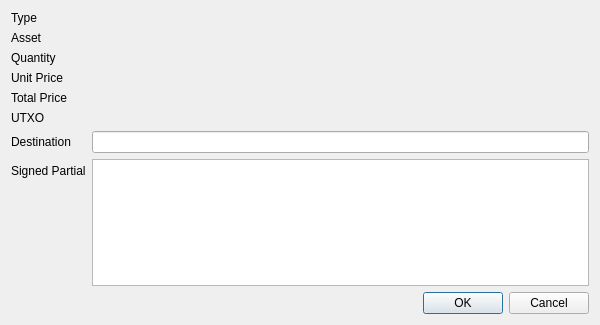
Old version of the form order_details.ui in the repository ben-abraham/raven-trader-pro.
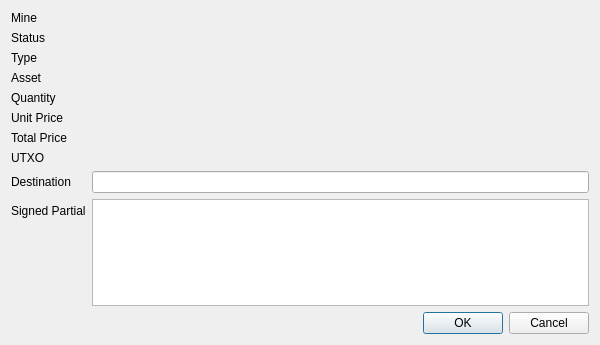
New version of the form.

Commit message: Added soft-locks for pre-setup UTXOs. Main window lists  update properly now.

```diff
--- a/order_details.ui
+++ b/order_details.ui
@@ -7,138 +7,130 @@
     <x>0</x>
     <y>0</y>
     <width>600</width>
-    <height>325</height>
+    <height>345</height>
    </rect>
   </property>
   <property name="windowTitle">
    <string>Dialog</string>
   </property>
   <layout class="QFormLayout" name="formLayout">
-  <item row="1" column="0">
+   <item row="3" column="0">
     <widget class="QLabel" name="label">
     <property name="text">
       <string>Asset</string>
     </property>
     </widget>
   </item>
-  <item row="1" column="1">
+   <item row="3" column="1">
     <widget class="QLabel" name="lblAsset">
     <property name="text">
       <string></string>
     </property>
     </widget>
   </item>
-  <item row="2" column="0">
+   <item row="4" column="0">
     <widget class="QLabel" name="label_3">
     <property name="text">
       <string>Quantity</string>
     </property>
     </widget>
   </item>
-  <item row="3" column="0">
+   <item row="5" column="0">
     <widget class="QLabel" name="label_4">
     <property name="text">
       <string>Unit Price</string>
     </property>
     </widget>
   </item>
-  <item row="4" column="0">
+   <item row="6" column="0">
     <widget class="QLabel" name="label_5">
     <property name="text">
       <string>Total Price</string>
     </property>
     </widget>
   </item>
-  <item row="2" column="1">
+   <item row="4" column="1">
     <widget class="QLabel" name="lblQuantity">
     <property name="text">
       <string></string>
     </property>
     </widget>
   </item>
-  <item row="3" column="1">
+   <item row="5" column="1">
     <widget class="QLabel" name="lblUnitPrice">
     <property name="text">
       <string></string>
     </property>
     </widget>
   </item>
-  <item row="4" column="1">
+   <item row="6" column="1">
     <widget class="QLabel" name="lblTotalPrice">
     <property name="text">
       <string></string>
     </property>
     </widget>
   </item>
-  <item row="7" column="0">
+   <item row="9" column="0">
     <widget class="QLabel" name="label_9">
     <property name="text">
       <string>Signed Partial</string>
     </property>
     </widget>
   </item>
-  <item row="7" column="1">
+   <item row="9" column="1">
     <widget class="QTextEdit" name="txtSigned">
     <property name="readOnly">
       <bool>true</bool>
     </property>
     </widget>
   </item>
-  <item row="5" column="0">
+   <item row="7" column="0">
     <widget class="QLabel" name="label_2">
     <property name="text">
       <string>UTXO</string>
     </property>
     </widget>
   </item>
-  <item row="5" column="1">
+   <item row="7" column="1">
     <widget class="QLabel" name="lblUTXO">
     <property name="text">
       <string></string>
     </property>
     </widget>
   </item>
-  <item row="0" column="0">
+   <item row="2" column="0">
     <widget class="QLabel" name="label_6">
     <property name="text">
       <string>Type</string>
     </property>
     </widget>
   </item>
-  <item row="0" column="1">
+   <item row="2" column="1">
     <widget class="QLabel" name="lblType">
     <property name="text">
       <string></string>
     </property>
     </widget>
   </item>
-  <item row="6" column="0">
+   <item row="8" column="0">
     <widget class="QLabel" name="label_6">
     <property name="text">
       <string>Destination</string>
     </property>
     </widget>
   </item>
-  <item row="6" column="1">
-    <widget class="QLineEdit" name="txtDestination">
-    <property name="text">
-      <string></string>
-    </property>
-    <property name="readOnly">
-      <bool>true</bool>
-    </property>
-    </widget>
-  </item>
   <item row="8" column="1">
+    <widget class="QLineEdit" name="txtDestination">
+     <property name="text">
+      <string/>
+     </property>
+     <property name="readOnly">
+      <bool>true</bool>
+     </property>
+    </widget>
+   </item>
+   <item row="10" column="1">
     <widget class="QDialogButtonBox" name="buttonBox">
-      <property name="geometry">
-        <rect>
-        <x>10</x>
-        <y>250</y>
-        <width>371</width>
-        <height>32</height>
-        </rect>
-      </property>
       <property name="orientation">
         <enum>Qt::Horizontal</enum>
       </property>
@@ -147,6 +139,34 @@
       </property>
     </widget>
   </item>
+   <item row="0" column="0">
+    <widget class="QLabel" name="label_7">
+     <property name="text">
+      <string>Mine</string>
+     </property>
+    </widget>
+   </item>
+   <item row="1" column="0">
+    <widget class="QLabel" name="label_8">
+     <property name="text">
+      <string>Status</string>
+     </property>
+    </widget>
+   </item>
+   <item row="0" column="1">
+    <widget class="QLabel" name="lblMine">
+     <property name="text">
+      <string/>
+     </property>
+    </widget>
+   </item>
+   <item row="1" column="1">
+    <widget class="QLabel" name="lblStatus">
+     <property name="text">
+      <string/>
+     </property>
+    </widget>
+   </item>
   </layout>
  </widget>
  <resources/>
```
Left out of the diff: 12 changed lines with no effect on the pictures. Lines whose indentation alone changed are shown as unchanged. The commit also changes 7 other files.
